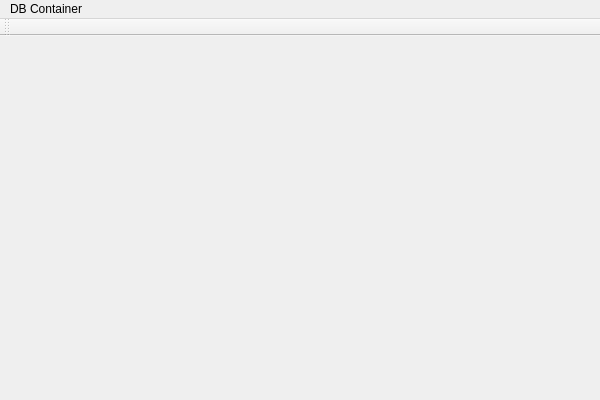
ElwooD07/BdContainer, file trunk/proj/src/DbContainer/Ui/MainWindow.ui: the form before one commit.
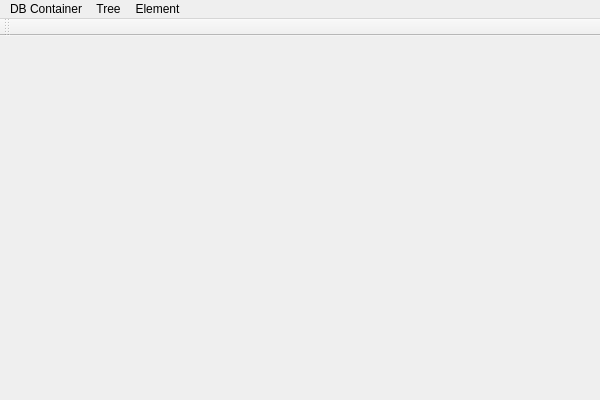
The form after the commit.

```diff
--- a/trunk/proj/src/DbContainer/Ui/MainWindow.ui
+++ b/trunk/proj/src/DbContainer/Ui/MainWindow.ui
@@ -32,7 +32,31 @@
     <addaction name="separator"/>
     <addaction name="actionInfo"/>
    </widget>
+   <widget class="QMenu" name="menuTree">
+    <property name="title">
+     <string>Tree</string>
+    </property>
+    <addaction name="actionAdd_folder"/>
+    <addaction name="actionAdd_file"/>
+    <addaction name="actionRemove"/>
+    <addaction name="separator"/>
+    <addaction name="actionCollapse"/>
+    <addaction name="actionExpand"/>
+   </widget>
+   <widget class="QMenu" name="menuElement">
+    <property name="title">
+     <string>Element</string>
+    </property>
+    <addaction name="actionInfo_2"/>
+    <addaction name="actionAdd_content"/>
+    <addaction name="actionErase_2"/>
+    <addaction name="actionErase_3"/>
+    <addaction name="separator"/>
+    <addaction name="actionInfo_3"/>
+   </widget>
    <addaction name="menuFile"/>
+   <addaction name="menuTree"/>
+   <addaction name="menuElement"/>
   </widget>
   <widget class="QToolBar" name="mainToolBar">
    <attribute name="toolBarArea">
```
Left out of the diff: 60 changed lines with no effect on the pictures.
